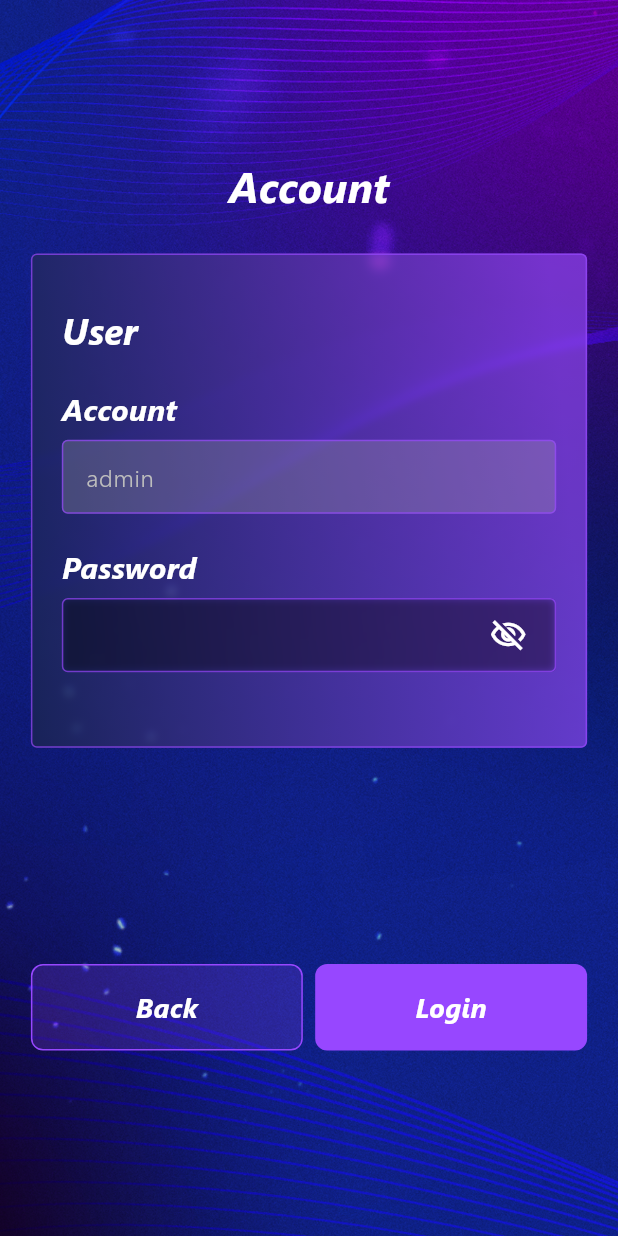
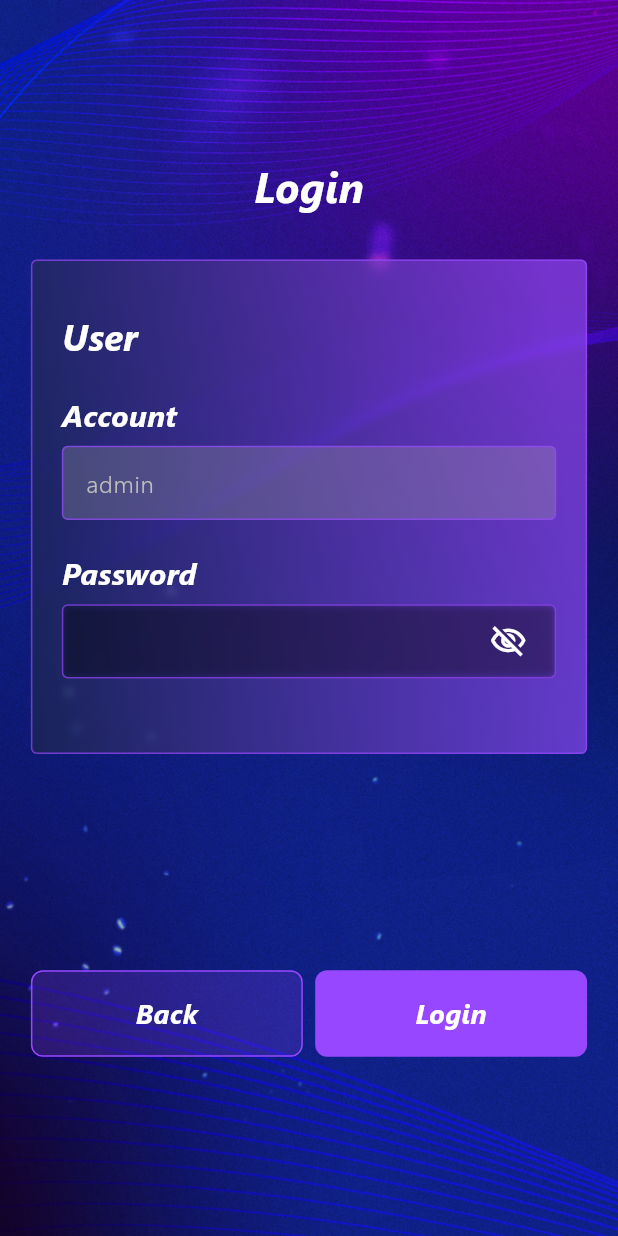
Before and after one commit to airparkchen/testBlack, a Flutter app: the LoginPage screen opened directly, on a phone screen of 412 x 824 dp. Run offline on Flutter 3.47's test engine with Material 3 defaults, Android fonts, the phone set to English and light mode, and no system bars; our stand-ins replace connectivity_plus, convert, device_info_plus, flutter_secure_storage, hex, permission_handler and 2 more; missing offline and left inert: app_settings, mobile_scanner, network_info_plus, wifi_iot, wifi_scan; accounts and stored records are empty; project files that could hold a hidden picture were left out.

Commit message:
修正LoginPage Account->Login

```diff
--- a/lib/shared/ui/pages/initialization/LoginPage.dart
+++ b/lib/shared/ui/pages/initialization/LoginPage.dart
@@ -41,7 +41,7 @@ class _LoginPageState extends State<LoginPage> {
 
   // 所有比例參數保持不變...
   final double _topSpaceRatio = 0.06;
-  final double _titleHeightRatio = 0.05;
+  final double _titleHeightRatio = 0.06;
   final double _titleSpaceRatio = 0.03;
   final double _cardHeightRatio = 0.40;
   final double _cardToButtonSpaceRatio = 0.15;
@@ -464,7 +464,7 @@ class _LoginPageState extends State<LoginPage> {
                       height: screenSize.height * _titleHeightRatio,
                       alignment: Alignment.center,
                       child: Text(
-                        "Account",
+                        "Login",
                         style: AppTextStyles.heading1, // 使用 heading1 樣式
                       ),
                     ),
```
